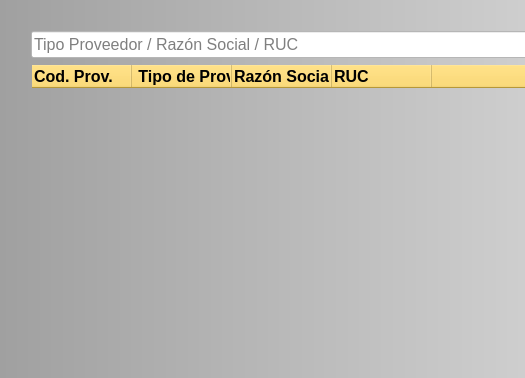
First picture: the form in ERP_PROV_P001_Buscar.ui, repository RonnyOre/P03_RegistroProveedores, before the edit; both pictures show x 0 to 525 and y 0 to 378 of the 1079 by 378 pixel window.
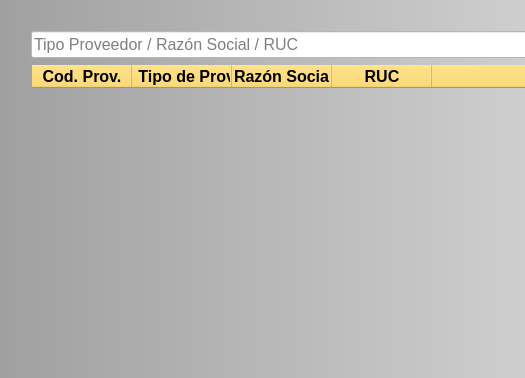
Second picture: the form after the edit.

What changed in the file:
```diff
--- a/ERP_PROV_P001_Buscar.ui
+++ b/ERP_PROV_P001_Buscar.ui
@@ -94,6 +94,9 @@
           <bold>true</bold>
          </font>
         </property>
+        <property name="textAlignment">
+         <set>AlignCenter</set>
+        </property>
        </column>
        <column>
         <property name="text">
@@ -130,6 +133,9 @@
           <bold>true</bold>
          </font>
         </property>
+        <property name="textAlignment">
+         <set>AlignCenter</set>
+        </property>
        </column>
        <column>
         <property name="text">
```
